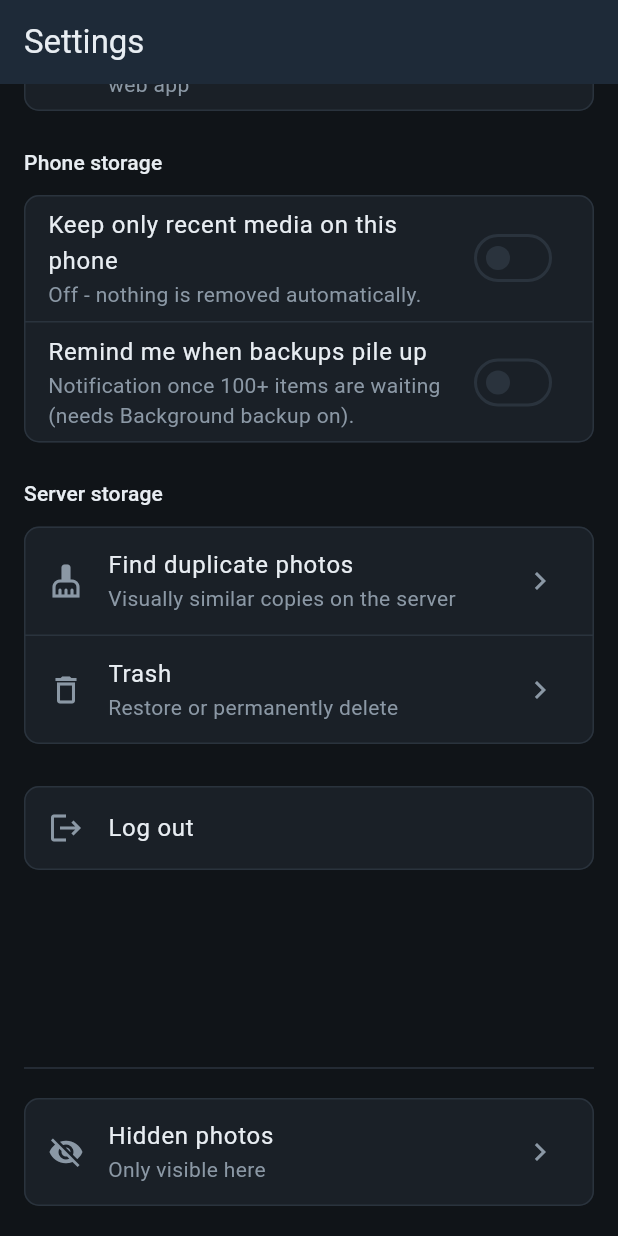
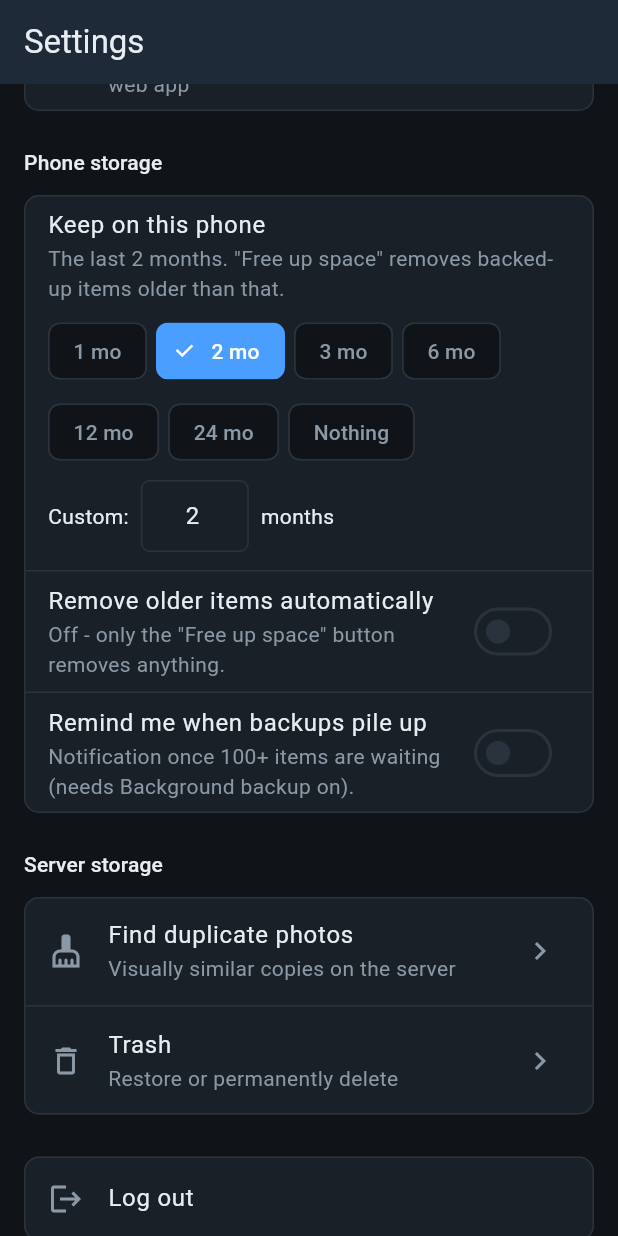
Before and after one commit to cj-villafuerte/photobank, a Flutter app: the SettingsPage screen opened directly with empty values, scrolled down 242 dp, on a phone screen of 412 x 824 dp. Run offline on Flutter 3.47's test engine with Material 3 defaults, Android fonts, the phone set to English and light mode, and no system bars; our stand-ins replace convert, flutter_local_notifications, shared_preferences, video_player, wakelock_plus; missing offline and left inert: background_fetch, bonsoir, photo_manager; accounts and stored records are empty; network calls fail.

Commit message:
App: keep window is a setting; Free up space just confirms against it
Settings > Phone storage now has a permanent "Keep on this phone" control
(1/2/3/6/12/24 months, custom, or Nothing). Free up space shows a plain
confirmation ("This will delete N backed-up photos taken before <date>,
keeping the last X months") instead of a picker sheet. The automatic
toggle applies the same window in the background.

Co-Authored-By: Claude Fable 5.1 <noreply@anthropic.com>
Claude-Session: https://claude.ai/code/session_018RokgcsCkKDHQnsHJmLEjc

```diff
--- a/mobile/lib/settings_page.dart
+++ b/mobile/lib/settings_page.dart
@@ -108,58 +108,69 @@ class _SettingsPageState extends State<SettingsPage> {
           Card(
             child: Column(
               children: [
-                SwitchListTile(
-                  title: const Text('Keep only recent media on this phone'),
-                  subtitle: Text(
-                    _retention
-                        ? 'Backed-up items older than $_months month${_months == 1 ? '' : 's'} '
-                          'are removed from the phone automatically (server-verified first).'
-                        : 'Off - nothing is removed automatically.',
+                ListTile(
+                  title: const Text('Keep on this phone'),
+                  subtitle: Text(_months == 0
+                      ? 'Nothing - "Free up space" removes every backed-up item.'
+                      : 'The last $_months month${_months == 1 ? '' : 's'}. "Free up space" removes '
+                        'backed-up items older than that.'),
                 ),
-                  value: _retention,
-                  onChanged: _setRetention,
-                ),
-                if (_retention)
                 Padding(
                   padding: const EdgeInsets.fromLTRB(16, 0, 16, 12),
                   child: Column(
                     crossAxisAlignment: CrossAxisAlignment.start,
                     children: [
+                      Wrap(
+                        spacing: 6,
+                        runSpacing: 6,
+                        children: [
+                          for (final m in [1, 2, 3, 6, 12, 24])
+                            ChoiceChip(
+                              label: Text('$m mo'),
+                              selected: _months == m,
+                              onSelected: (_) => _setMonths(m),
+                            ),
+                          ChoiceChip(
+                            label: const Text('Nothing'),
+                            selected: _months == 0,
+                            onSelected: (_) => _setMonths(0),
+                          ),
+                        ],
+                      ),
+                      const SizedBox(height: 8),
                       Row(
                         children: [
-                            const Text('Keep the last'),
-                            const SizedBox(width: 12),
+                          const Text('Custom:'),
+                          const SizedBox(width: 8),
                           SizedBox(
                             width: 72,
                             child: TextFormField(
                               key: ValueKey(_months),
-                                initialValue: '$_months',
+                              initialValue: _months == 0 ? '' : '$_months',
                               keyboardType: TextInputType.number,
                               textAlign: TextAlign.center,
-                                decoration: const InputDecoration(isDense: true),
+                              decoration: const InputDecoration(isDense: true, hintText: 'months'),
                               onFieldSubmitted: (v) {
                                 final m = int.tryParse(v.trim());
-                                  if (m != null && m >= 1 && m <= 120) _setMonths(m);
+                                if (m != null && m >= 0 && m <= 240) _setMonths(m);
                               },
                             ),
                           ),
                           const SizedBox(width: 8),
-                            Text('month${_months == 1 ? '' : 's'} on this phone'),
+                          const Text('months'),
                         ],
-                        ),
-                        const SizedBox(height: 8),
-                        Wrap(
-                          spacing: 6,
-                          children: [1, 2, 3, 6, 12, 24]
-                              .map((m) => ChoiceChip(
-                                    label: Text('$m'),
-                                    selected: _months == m,
-                                    onSelected: (_) => _setMonths(m),
-                                  ))
-                              .toList(),
                       ),
                     ],
                   ),
+                ),
+                const Divider(height: 1),
+                SwitchListTile(
+                  title: const Text('Remove older items automatically'),
+                  subtitle: Text(_retention
+                      ? 'Applies the window above during background backups (server-verified first).'
+                      : 'Off - only the "Free up space" button removes anything.'),
+                  value: _retention,
+                  onChanged: _setRetention,
                 ),
                 const Divider(height: 1),
                 SwitchListTile(
```
Also changed, not shown: mobile/lib/main.dart (+45 -167 lines). Lines whose indentation alone changed are shown as unchanged.
